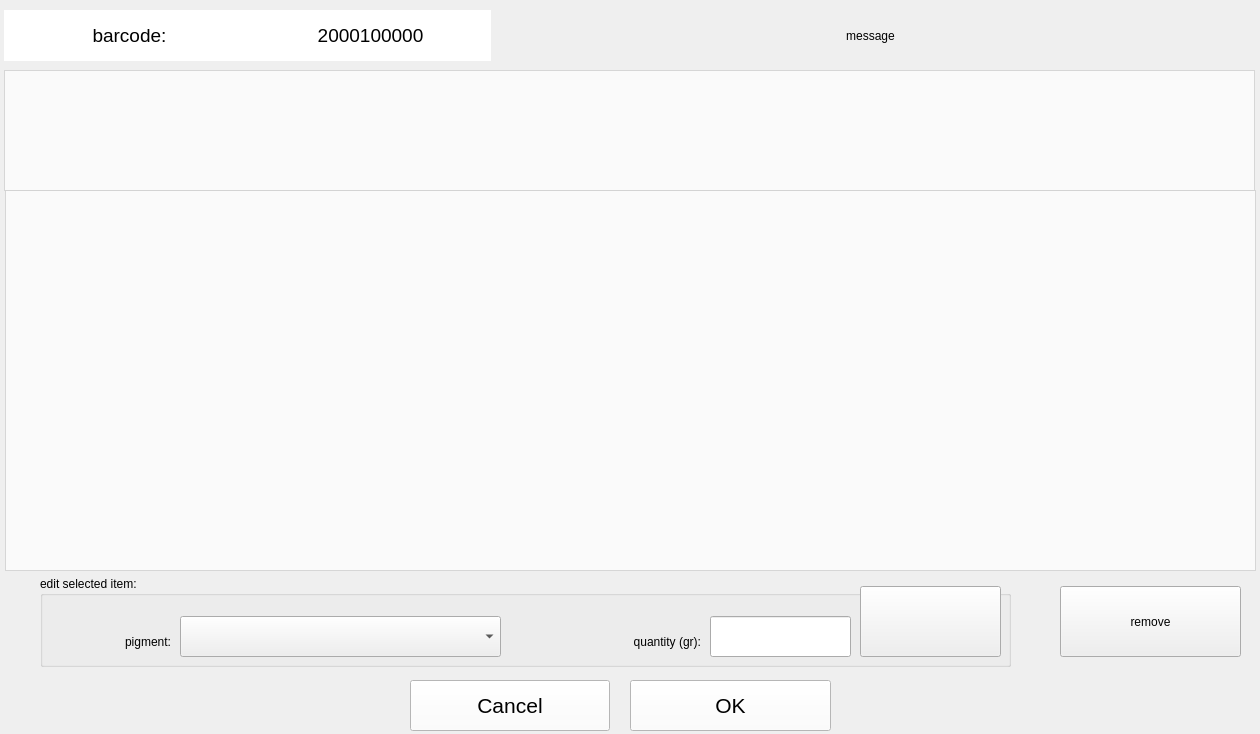
Qt form src/alfa_CR6_ui/ui/edit_dialog.ui (alfa-sw/alfa_cr6) before a commit.
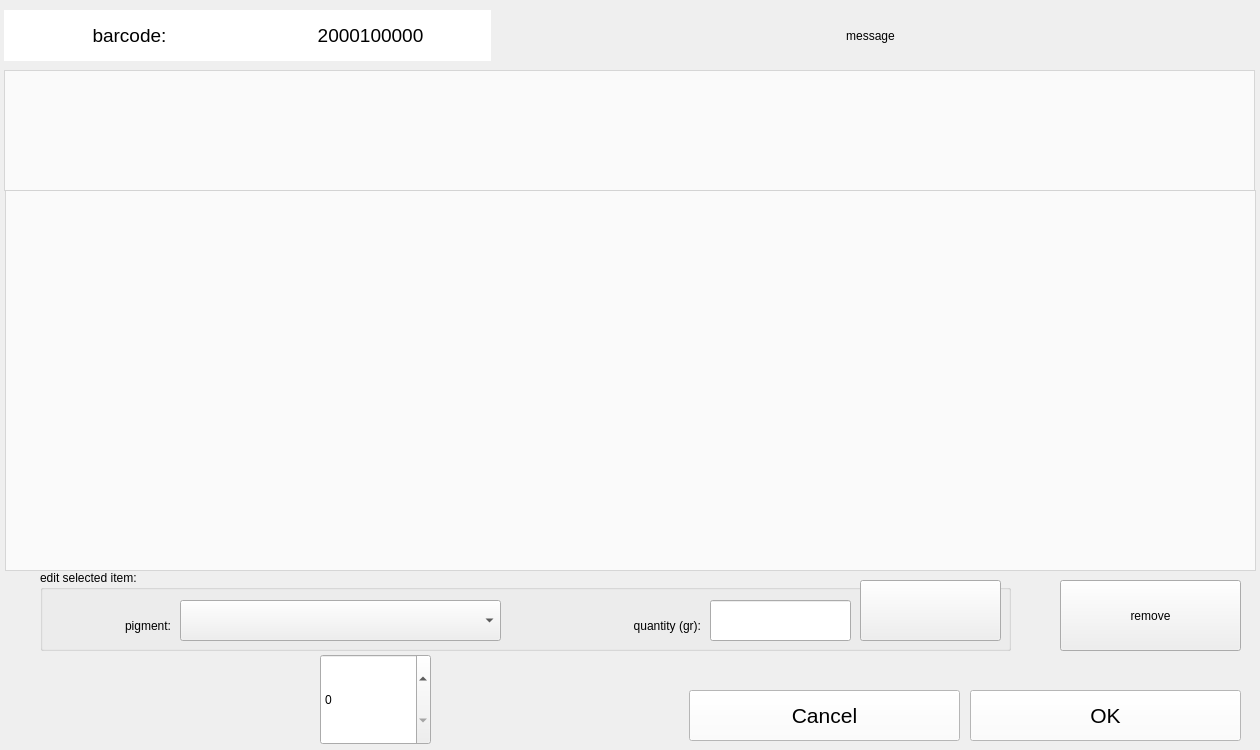
The same form after that commit. Icons and pictures are not drawn.

```diff
--- a/src/alfa_CR6_ui/ui/edit_dialog.ui
+++ b/src/alfa_CR6_ui/ui/edit_dialog.ui
@@ -7,7 +7,7 @@
     <x>0</x>
     <y>0</y>
     <width>1260</width>
-    <height>734</height>
+    <height>750</height>
    </rect>
   </property>
   <property name="windowTitle">
@@ -62,9 +62,9 @@
   <widget class="QPushButton" name="esc_button">
    <property name="geometry">
     <rect>
-     <x>410</x>
-     <y>680</y>
-     <width>200</width>
+     <x>689</x>
+     <y>690</y>
+     <width>271</width>
      <height>51</height>
     </rect>
    </property>
@@ -95,9 +95,9 @@
   <widget class="QPushButton" name="ok_button">
    <property name="geometry">
     <rect>
-     <x>630</x>
-     <y>680</y>
-     <width>201</width>
+     <x>970</x>
+     <y>690</y>
+     <width>271</width>
      <height>51</height>
     </rect>
    </property>
@@ -181,9 +181,9 @@
    <property name="geometry">
     <rect>
      <x>40</x>
-     <y>576</y>
+     <y>570</y>
      <width>971</width>
-     <height>91</height>
+     <height>81</height>
     </rect>
    </property>
    <property name="title">
@@ -195,7 +195,7 @@
       <x>820</x>
       <y>10</y>
       <width>141</width>
-      <height>71</height>
+      <height>61</height>
      </rect>
     </property>
     <property name="text">
@@ -216,7 +216,7 @@
     <property name="geometry">
      <rect>
       <x>670</x>
-      <y>40</y>
+      <y>30</y>
       <width>141</width>
       <height>41</height>
      </rect>
@@ -226,7 +226,7 @@
     <property name="geometry">
      <rect>
       <x>0</x>
-      <y>50</y>
+      <y>40</y>
       <width>131</width>
       <height>31</height>
      </rect>
@@ -242,7 +242,7 @@
     <property name="geometry">
      <rect>
       <x>140</x>
-      <y>40</y>
+      <y>30</y>
       <width>321</width>
       <height>41</height>
      </rect>
@@ -252,7 +252,7 @@
     <property name="geometry">
      <rect>
       <x>470</x>
-      <y>50</y>
+      <y>40</y>
       <width>191</width>
       <height>31</height>
      </rect>
@@ -309,7 +309,7 @@
    <property name="geometry">
     <rect>
      <x>1060</x>
-     <y>586</y>
+     <y>580</y>
      <width>181</width>
      <height>71</height>
     </rect>
@@ -328,6 +328,63 @@
     </size>
    </property>
   </widget>
+  <widget class="QLabel" name="jars_to_add_lbl">
+   <property name="geometry">
+    <rect>
+     <x>100</x>
+     <y>664</y>
+     <width>211</width>
+     <height>61</height>
+    </rect>
+   </property>
+   <property name="text">
+    <string/>
+   </property>
+   <property name="pixmap">
+    <pixmap>../images/jar-green.png</pixmap>
+   </property>
+   <property name="scaledContents">
+    <bool>false</bool>
+   </property>
+   <property name="alignment">
+    <set>Qt::AlignLeading|Qt::AlignLeft|Qt::AlignVCenter</set>
+   </property>
+  </widget>
+  <widget class="QSpinBox" name="n_of_jars_spinbox">
+   <property name="geometry">
+    <rect>
+     <x>320</x>
+     <y>654</y>
+     <width>111</width>
+     <height>91</height>
+    </rect>
+   </property>
+   <property name="maximum">
+    <number>30</number>
+   </property>
+  </widget>
+  <widget class="QLabel" name="jars_to_add_lbl_2">
+   <property name="geometry">
+    <rect>
+     <x>30</x>
+     <y>664</y>
+     <width>71</width>
+     <height>61</height>
+    </rect>
+   </property>
+   <property name="text">
+    <string/>
+   </property>
+   <property name="pixmap">
+    <pixmap>../images/jar-green.png</pixmap>
+   </property>
+   <property name="scaledContents">
+    <bool>false</bool>
+   </property>
+   <property name="alignment">
+    <set>Qt::AlignLeading|Qt::AlignLeft|Qt::AlignVCenter</set>
+   </property>
+  </widget>
  </widget>
  <resources/>
  <connections>
```
Left out of the diff: 35 changed lines with no effect on the pictures.
